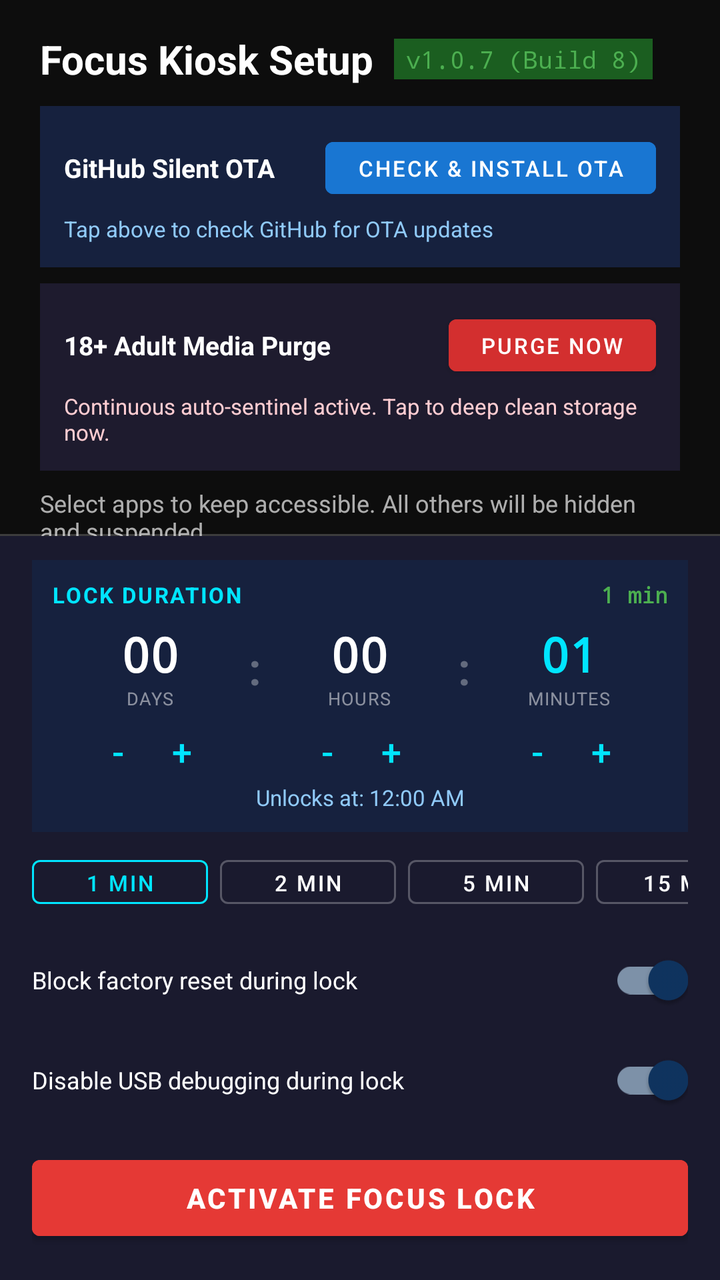
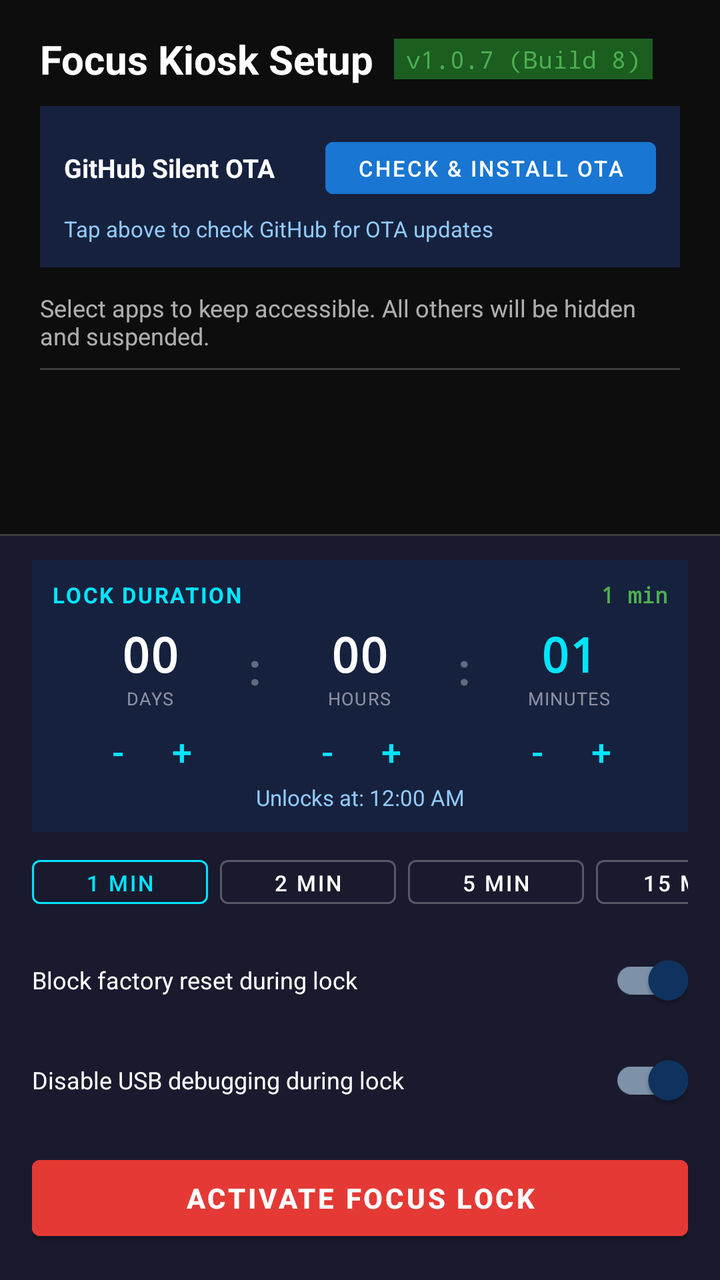

The first picture is an Android layout as it rendered before a commit; the second is the same layout after the commit. The layout source and the unified diff follow.
<!-- AndroidManifest.xml: application theme Theme.FocusKiosk -->
<!-- res/layout/activity_setup_wizard.xml -->
<?xml version="1.0" encoding="utf-8"?>
<androidx.constraintlayout.widget.ConstraintLayout
    xmlns:android="http://schemas.android.com/apk/res/android"
    xmlns:app="http://schemas.android.com/apk/res-auto"
    android:layout_width="match_parent"
    android:layout_height="match_parent"
    android:background="#0D0D0D">

    
    <LinearLayout
        android:id="@+id/headerTitleLayout"
        android:layout_width="0dp"
        android:layout_height="wrap_content"
        android:orientation="horizontal"
        android:gravity="center_vertical"
        android:layout_marginStart="20dp"
        android:layout_marginEnd="20dp"
        android:layout_marginTop="16dp"
        app:layout_constraintTop_toTopOf="parent"
        app:layout_constraintStart_toStartOf="parent"
        app:layout_constraintEnd_toEndOf="parent">

        <TextView
            android:id="@+id/tvWizardTitle"
            android:layout_width="wrap_content"
            android:layout_height="wrap_content"
            android:text="Focus Kiosk Setup"
            android:textColor="#FFFFFF"
            android:textSize="20sp"
            android:textStyle="bold" />

        <TextView
            android:id="@+id/tvVersionInfo"
            android:layout_width="wrap_content"
            android:layout_height="wrap_content"
            android:layout_marginStart="10dp"
            android:text="v1.0.7 (Build 8)"
            android:textColor="#4CAF50"
            android:textSize="12sp"
            android:fontFamily="monospace"
            android:background="#1B5E20"
            android:paddingStart="6dp"
            android:paddingEnd="6dp"
            android:paddingTop="2dp"
            android:paddingBottom="2dp" />
    </LinearLayout>

    
    <LinearLayout
        android:id="@+id/otaUpdateCard"
        android:layout_width="0dp"
        android:layout_height="wrap_content"
        android:orientation="vertical"
        android:background="#16213E"
        android:padding="12dp"
        android:layout_marginStart="20dp"
        android:layout_marginEnd="20dp"
        android:layout_marginTop="10dp"
        app:layout_constraintTop_toBottomOf="@id/headerTitleLayout"
        app:layout_constraintStart_toStartOf="parent"
        app:layout_constraintEnd_toEndOf="parent">

        <LinearLayout
            android:layout_width="match_parent"
            android:layout_height="wrap_content"
            android:orientation="horizontal"
            android:gravity="center_vertical">

            <TextView
                android:id="@+id/tvUpdateLabel"
                android:layout_width="0dp"
                android:layout_height="wrap_content"
                android:layout_weight="1"
                android:text="GitHub Silent OTA"
                android:textColor="#FFFFFF"
                android:textSize="13sp"
                android:textStyle="bold" />

            <com.google.android.material.button.MaterialButton
                android:id="@+id/btnCheckUpdate"
                style="@style/Widget.MaterialComponents.Button"
                android:layout_width="wrap_content"
                android:layout_height="38dp"
                android:text="CHECK &amp; INSTALL OTA"
                android:textSize="11sp"
                android:backgroundTint="#1976D2" />
        </LinearLayout>

        <ProgressBar
            android:id="@+id/progressBarUpdate"
            style="?android:attr/progressBarStyleHorizontal"
            android:layout_width="match_parent"
            android:layout_height="6dp"
            android:layout_marginTop="6dp"
            android:max="100"
            android:progress="0"
            android:visibility="gone" />

        <TextView
            android:id="@+id/tvUpdateStatus"
            android:layout_width="match_parent"
            android:layout_height="wrap_content"
            android:layout_marginTop="4dp"
            android:text="Tap above to check GitHub for OTA updates"
            android:textColor="#90CAF9"
            android:textSize="11sp" />

    </LinearLayout>

    
    <LinearLayout
        android:id="@+id/adultMediaCard"
        android:layout_width="0dp"
        android:layout_height="wrap_content"
        android:orientation="vertical"
        android:background="#1E1B2E"
        android:padding="12dp"
        android:layout_marginStart="20dp"
        android:layout_marginEnd="20dp"
        android:layout_marginTop="8dp"
        app:layout_constraintTop_toBottomOf="@id/otaUpdateCard"
        app:layout_constraintStart_toStartOf="parent"
        app:layout_constraintEnd_toEndOf="parent">

        <LinearLayout
            android:layout_width="match_parent"
            android:layout_height="wrap_content"
            android:orientation="horizontal"
            android:gravity="center_vertical">

            <TextView
                android:id="@+id/tvMediaPurgeLabel"
                android:layout_width="0dp"
                android:layout_height="wrap_content"
                android:layout_weight="1"
                android:text="18+ Adult Media Purge"
                android:textColor="#FFFFFF"
                android:textSize="13sp"
                android:textStyle="bold" />

            <com.google.android.material.button.MaterialButton
                android:id="@+id/btnPurgeMediaNow"
                style="@style/Widget.MaterialComponents.Button"
                android:layout_width="wrap_content"
                android:layout_height="38dp"
                android:text="PURGE NOW"
                android:textSize="11sp"
                android:backgroundTint="#D32F2F" />
        </LinearLayout>

        <TextView
            android:id="@+id/tvMediaPurgeStatus"
            android:layout_width="match_parent"
            android:layout_height="wrap_content"
            android:layout_marginTop="4dp"
            android:text="Continuous auto-sentinel active. Tap to deep clean storage now."
            android:textColor="#FFCDD2"
            android:textSize="11sp" />

        <com.google.android.material.button.MaterialButton
            android:id="@+id/btnGrantAllFiles"
            style="@style/Widget.MaterialComponents.Button.OutlinedButton"
            android:layout_width="match_parent"
            android:layout_height="36dp"
            android:layout_marginTop="6dp"
            android:text="GRANT ALL FILES ACCESS (SETTINGS)"
            android:textSize="10sp"
            android:textColor="#FF8A80"
            app:strokeColor="#FF8A80"
            android:visibility="gone" />

    </LinearLayout>

    <TextView
        android:id="@+id/tvWizardSubtitle"
        android:layout_width="0dp"
        android:layout_height="wrap_content"
        android:text="Select apps to keep accessible. All others will be hidden and suspended."
        android:textColor="#AAFFFFFF"
        android:textSize="12sp"
        android:layout_marginStart="20dp"
        android:layout_marginEnd="20dp"
        android:layout_marginTop="8dp"
        app:layout_constraintTop_toBottomOf="@id/adultMediaCard"
        app:layout_constraintStart_toStartOf="parent"
        app:layout_constraintEnd_toEndOf="parent" />

    
    <View
        android:id="@+id/dividerTop"
        android:layout_width="0dp"
        android:layout_height="1dp"
        android:background="#33FFFFFF"
        android:layout_marginTop="8dp"
        android:layout_marginStart="20dp"
        android:layout_marginEnd="20dp"
        app:layout_constraintTop_toBottomOf="@id/tvWizardSubtitle"
        app:layout_constraintStart_toStartOf="parent"
        app:layout_constraintEnd_toEndOf="parent" />

    
    <androidx.recyclerview.widget.RecyclerView
        android:id="@+id/rvSelectApps"
        android:layout_width="0dp"
        android:layout_height="0dp"
        android:scrollbars="vertical"
        android:fadeScrollbars="false"
        android:overScrollMode="always"
        android:clipToPadding="false"
        android:paddingTop="4dp"
        android:paddingBottom="4dp"
        app:layout_constraintTop_toBottomOf="@id/dividerTop"
        app:layout_constraintBottom_toTopOf="@id/dividerBottom"
        app:layout_constraintStart_toStartOf="parent"
        app:layout_constraintEnd_toEndOf="parent" />

    
    <View
        android:id="@+id/dividerBottom"
        android:layout_width="0dp"
        android:layout_height="1dp"
        android:background="#33FFFFFF"
        android:layout_marginBottom="0dp"
        app:layout_constraintBottom_toTopOf="@id/controlsPanel"
        app:layout_constraintStart_toStartOf="parent"
        app:layout_constraintEnd_toEndOf="parent" />

    
    <LinearLayout
        android:id="@+id/controlsPanel"
        android:layout_width="0dp"
        android:layout_height="wrap_content"
        android:orientation="vertical"
        android:paddingStart="16dp"
        android:paddingEnd="16dp"
        android:paddingTop="12dp"
        android:paddingBottom="16dp"
        android:background="#1A1A2E"
        app:layout_constraintBottom_toBottomOf="parent"
        app:layout_constraintStart_toStartOf="parent"
        app:layout_constraintEnd_toEndOf="parent">

        
        <LinearLayout
            android:layout_width="match_parent"
            android:layout_height="wrap_content"
            android:orientation="vertical"
            android:background="#16213E"
            android:padding="10dp"
            android:layout_marginBottom="8dp">

            <LinearLayout
                android:layout_width="match_parent"
                android:layout_height="wrap_content"
                android:orientation="horizontal"
                android:gravity="center_vertical">

                <TextView
                    android:layout_width="0dp"
                    android:layout_height="wrap_content"
                    android:layout_weight="1"
                    android:text="LOCK DURATION"
                    android:textColor="#00E5FF"
                    android:textSize="11sp"
                    android:textStyle="bold"
                    android:letterSpacing="0.08" />

                <TextView
                    android:id="@+id/tvDurationPreview"
                    android:layout_width="wrap_content"
                    android:layout_height="wrap_content"
                    android:text="1 min"
                    android:textColor="#4CAF50"
                    android:textSize="11sp"
                    android:textStyle="bold"
                    android:fontFamily="monospace" />
            </LinearLayout>

            
            <LinearLayout
                android:layout_width="match_parent"
                android:layout_height="wrap_content"
                android:orientation="horizontal"
                android:gravity="center"
                android:layout_marginTop="6dp"
                android:layout_marginBottom="2dp">

                
                <LinearLayout
                    android:layout_width="0dp"
                    android:layout_height="wrap_content"
                    android:layout_weight="1"
                    android:orientation="vertical"
                    android:gravity="center">

                    <TextView
                        android:id="@+id/tvDisplayDays"
                        android:layout_width="wrap_content"
                        android:layout_height="wrap_content"
                        android:text="00"
                        android:textColor="#FFFFFF"
                        android:textSize="24sp"
                        android:textStyle="bold"
                        android:fontFamily="monospace" />

                    <TextView
                        android:layout_width="wrap_content"
                        android:layout_height="wrap_content"
                        android:text="DAYS"
                        android:textColor="#80FFFFFF"
                        android:textSize="9sp"
                        android:letterSpacing="0.05" />

                    <LinearLayout
                        android:layout_width="wrap_content"
                        android:layout_height="wrap_content"
                        android:orientation="horizontal"
                        android:layout_marginTop="2dp">

                        <Button
                            android:id="@+id/btnMinusDay"
                            style="@style/Widget.MaterialComponents.Button.TextButton"
                            android:layout_width="32dp"
                            android:layout_height="32dp"
                            android:minWidth="0dp"
                            android:minHeight="0dp"
                            android:padding="0dp"
                            android:text="-"
                            android:textColor="#00E5FF"
                            android:textSize="18sp" />

                        <Button
                            android:id="@+id/btnPlusDay"
                            style="@style/Widget.MaterialComponents.Button.TextButton"
                            android:layout_width="32dp"
                            android:layout_height="32dp"
                            android:minWidth="0dp"
                            android:minHeight="0dp"
                            android:padding="0dp"
                            android:text="+"
                            android:textColor="#00E5FF"
                            android:textSize="18sp" />
                    </LinearLayout>
                </LinearLayout>

                <TextView
                    android:layout_width="wrap_content"
                    android:layout_height="wrap_content"
                    android:text=":"
                    android:textColor="#55FFFFFF"
                    android:textSize="22sp"
                    android:textStyle="bold"
                    android:layout_marginBottom="16dp" />

                
                <LinearLayout
                    android:layout_width="0dp"
                    android:layout_height="wrap_content"
                    android:layout_weight="1"
                    android:orientation="vertical"
                    android:gravity="center">

                    <TextView
                        android:id="@+id/tvDisplayHours"
                        android:layout_width="wrap_content"
                        android:layout_height="wrap_content"
                        android:text="00"
                        android:textColor="#FFFFFF"
                        android:textSize="24sp"
                        android:textStyle="bold"
                        android:fontFamily="monospace" />

                    <TextView
                        android:layout_width="wrap_content"
                        android:layout_height="wrap_content"
                        android:text="HOURS"
                        android:textColor="#80FFFFFF"
                        android:textSize="9sp"
                        android:letterSpacing="0.05" />

                    <LinearLayout
                        android:layout_width="wrap_content"
                        android:layout_height="wrap_content"
                        android:orientation="horizontal"
                        android:layout_marginTop="2dp">

                        <Button
                            android:id="@+id/btnMinusHour"
                            style="@style/Widget.MaterialComponents.Button.TextButton"
                            android:layout_width="32dp"
                            android:layout_height="32dp"
                            android:minWidth="0dp"
                            android:minHeight="0dp"
                            android:padding="0dp"
                            android:text="-"
                            android:textColor="#00E5FF"
                            android:textSize="18sp" />

                        <Button
                            android:id="@+id/btnPlusHour"
                            style="@style/Widget.MaterialComponents.Button.TextButton"
                            android:layout_width="32dp"
                            android:layout_height="32dp"
                            android:minWidth="0dp"
                            android:minHeight="0dp"
                            android:padding="0dp"
                            android:text="+"
                            android:textColor="#00E5FF"
                            android:textSize="18sp" />
                    </LinearLayout>
                </LinearLayout>

                <TextView
                    android:layout_width="wrap_content"
                    android:layout_height="wrap_content"
                    android:text=":"
                    android:textColor="#55FFFFFF"
                    android:textSize="22sp"
                    android:textStyle="bold"
                    android:layout_marginBottom="16dp" />

                
                <LinearLayout
                    android:layout_width="0dp"
                    android:layout_height="wrap_content"
                    android:layout_weight="1"
                    android:orientation="vertical"
                    android:gravity="center">

                    <TextView
                        android:id="@+id/tvDisplayMinutes"
                        android:layout_width="wrap_content"
                        android:layout_height="wrap_content"
                        android:text="01"
                        android:textColor="#00E5FF"
                        android:textSize="24sp"
                        android:textStyle="bold"
                        android:fontFamily="monospace" />

                    <TextView
                        android:layout_width="wrap_content"
                        android:layout_height="wrap_content"
                        android:text="MINUTES"
                        android:textColor="#80FFFFFF"
                        android:textSize="9sp"
                        android:letterSpacing="0.05" />

                    <LinearLayout
                        android:layout_width="wrap_content"
                        android:layout_height="wrap_content"
                        android:orientation="horizontal"
                        android:layout_marginTop="2dp">

                        <Button
                            android:id="@+id/btnMinusMinute"
                            style="@style/Widget.MaterialComponents.Button.TextButton"
                            android:layout_width="32dp"
                            android:layout_height="32dp"
                            android:minWidth="0dp"
                            android:minHeight="0dp"
                            android:padding="0dp"
                            android:text="-"
                            android:textColor="#00E5FF"
                            android:textSize="18sp" />

                        <Button
                            android:id="@+id/btnPlusMinute"
                            style="@style/Widget.MaterialComponents.Button.TextButton"
                            android:layout_width="32dp"
                            android:layout_height="32dp"
                            android:minWidth="0dp"
                            android:minHeight="0dp"
                            android:padding="0dp"
                            android:text="+"
                            android:textColor="#00E5FF"
                            android:textSize="18sp" />
                    </LinearLayout>
                </LinearLayout>
            </LinearLayout>

            
            <TextView
                android:id="@+id/tvUnlockTimestampPreview"
                android:layout_width="match_parent"
                android:layout_height="wrap_content"
                android:gravity="center"
                android:text="Unlocks at: 12:00 AM"
                android:textColor="#90CAF9"
                android:textSize="11sp" />
        </LinearLayout>

        
        <HorizontalScrollView
            android:layout_width="match_parent"
            android:layout_height="wrap_content"
            android:scrollbars="none"
            android:layout_marginBottom="8dp">

            <LinearLayout
                android:layout_width="wrap_content"
                android:layout_height="wrap_content"
                android:orientation="horizontal"
                android:gravity="center_vertical">

                <com.google.android.material.button.MaterialButton
                    android:id="@+id/chipPreset1m"
                    style="@style/Widget.MaterialComponents.Button.OutlinedButton"
                    android:layout_width="wrap_content"
                    android:layout_height="34dp"
                    android:layout_marginEnd="6dp"
                    android:text="1 min"
                    android:textColor="#00E5FF"
                    android:textSize="11sp"
                    app:strokeColor="#00E5FF" />

                <com.google.android.material.button.MaterialButton
                    android:id="@+id/chipPreset2m"
                    style="@style/Widget.MaterialComponents.Button.OutlinedButton"
                    android:layout_width="wrap_content"
                    android:layout_height="34dp"
                    android:layout_marginEnd="6dp"
                    android:text="2 min"
                    android:textColor="#FFFFFF"
                    android:textSize="11sp"
                    app:strokeColor="#44FFFFFF" />

                <com.google.android.material.button.MaterialButton
                    android:id="@+id/chipPreset5m"
                    style="@style/Widget.MaterialComponents.Button.OutlinedButton"
                    android:layout_width="wrap_content"
                    android:layout_height="34dp"
                    android:layout_marginEnd="6dp"
                    android:text="5 min"
                    android:textColor="#FFFFFF"
                    android:textSize="11sp"
                    app:strokeColor="#44FFFFFF" />

                <com.google.android.material.button.MaterialButton
                    android:id="@+id/chipPreset15m"
                    style="@style/Widget.MaterialComponents.Button.OutlinedButton"
                    android:layout_width="wrap_content"
                    android:layout_height="34dp"
                    android:layout_marginEnd="6dp"
                    android:text="15 min"
                    android:textColor="#FFFFFF"
                    android:textSize="11sp"
                    app:strokeColor="#44FFFFFF" />

                <com.google.android.material.button.MaterialButton
                    android:id="@+id/chipPreset30m"
                    style="@style/Widget.MaterialComponents.Button.OutlinedButton"
                    android:layout_width="wrap_content"
                    android:layout_height="34dp"
                    android:layout_marginEnd="6dp"
                    android:text="30 min"
                    android:textColor="#FFFFFF"
                    android:textSize="11sp"
                    app:strokeColor="#44FFFFFF" />

                <com.google.android.material.button.MaterialButton
                    android:id="@+id/chipPreset1h"
                    style="@style/Widget.MaterialComponents.Button.OutlinedButton"
                    android:layout_width="wrap_content"
                    android:layout_height="34dp"
                    android:layout_marginEnd="6dp"
                    android:text="1 hr"
                    android:textColor="#FFFFFF"
                    android:textSize="11sp"
                    app:strokeColor="#44FFFFFF" />

                <com.google.android.material.button.MaterialButton
                    android:id="@+id/chipPreset2h"
                    style="@style/Widget.MaterialComponents.Button.OutlinedButton"
                    android:layout_width="wrap_content"
                    android:layout_height="34dp"
                    android:layout_marginEnd="6dp"
                    android:text="2 hr"
                    android:textColor="#FFFFFF"
                    android:textSize="11sp"
                    app:strokeColor="#44FFFFFF" />

                <com.google.android.material.button.MaterialButton
                    android:id="@+id/chipPreset4h"
                    style="@style/Widget.MaterialComponents.Button.OutlinedButton"
                    android:layout_width="wrap_content"
                    android:layout_height="34dp"
                    android:layout_marginEnd="6dp"
                    android:text="4 hr"
                    android:textColor="#FFFFFF"
                    android:textSize="11sp"
                    app:strokeColor="#44FFFFFF" />

                <com.google.android.material.button.MaterialButton
                    android:id="@+id/chipPreset1d"
                    style="@style/Widget.MaterialComponents.Button.OutlinedButton"
                    android:layout_width="wrap_content"
                    android:layout_height="34dp"
                    android:layout_marginEnd="6dp"
                    android:text="1 day"
                    android:textColor="#FFFFFF"
                    android:textSize="11sp"
                    app:strokeColor="#44FFFFFF" />

                <com.google.android.material.button.MaterialButton
                    android:id="@+id/chipPreset7d"
                    style="@style/Widget.MaterialComponents.Button.OutlinedButton"
                    android:layout_width="wrap_content"
                    android:layout_height="34dp"
                    android:layout_marginEnd="6dp"
                    android:text="7 days"
                    android:textColor="#FFFFFF"
                    android:textSize="11sp"
                    app:strokeColor="#44FFFFFF" />

                <com.google.android.material.button.MaterialButton
                    android:id="@+id/chipPreset30d"
                    style="@style/Widget.MaterialComponents.Button.OutlinedButton"
                    android:layout_width="wrap_content"
                    android:layout_height="34dp"
                    android:text="30 days"
                    android:textColor="#FFFFFF"
                    android:textSize="11sp"
                    app:strokeColor="#44FFFFFF" />

            </LinearLayout>
        </HorizontalScrollView>

        
        <com.google.android.material.switchmaterial.SwitchMaterial
            android:id="@+id/switchFactoryReset"
            android:layout_width="match_parent"
            android:layout_height="wrap_content"
            android:text="Block factory reset during lock"
            android:textColor="#FFFFFF"
            android:textSize="12sp"
            android:layout_marginBottom="2dp"
            android:checked="true" />

        
        <com.google.android.material.switchmaterial.SwitchMaterial
            android:id="@+id/switchUsbDebugging"
            android:layout_width="match_parent"
            android:layout_height="wrap_content"
            android:text="Disable USB debugging during lock"
            android:textColor="#FFFFFF"
            android:textSize="12sp"
            android:layout_marginBottom="10dp"
            android:checked="true" />

        
        <com.google.android.material.button.MaterialButton
            android:id="@+id/btnActivateLock"
            android:layout_width="match_parent"
            android:layout_height="50dp"
            android:text="ACTIVATE FOCUS LOCK"
            android:textSize="14sp"
            android:textStyle="bold"
            android:backgroundTint="#E53935" />

    </LinearLayout>

</androidx.constraintlayout.widget.ConstraintLayout>
<!-- resources referenced by this layout -->
<resources>
  <style name="Theme.FocusKiosk" parent="Theme.MaterialComponents.DayNight.NoActionBar">
          <item name="colorPrimary">#1A1A2E</item>
          <item name="colorPrimaryVariant">#16213E</item>
          <item name="colorOnPrimary">#FFFFFF</item>
          <item name="colorSecondary">#0F3460</item>
          <item name="colorOnSecondary">#FFFFFF</item>
          <item name="android:windowBackground">#0D0D0D</item>
          <item name="android:statusBarColor">#1A1A2E</item>
          <item name="android:navigationBarColor">#1A1A2E</item>
      </style>
</resources>

<!-- the commit's change to res/layout/activity_setup_wizard.xml (unified diff, before → after) -->
@@ -107,70 +107,6 @@
 
     </LinearLayout>
 
-    
-    <LinearLayout
-        android:id="@+id/adultMediaCard"
-        android:layout_width="0dp"
-        android:layout_height="wrap_content"
-        android:orientation="vertical"
-        android:background="#1E1B2E"
-        android:padding="12dp"
-        android:layout_marginStart="20dp"
-        android:layout_marginEnd="20dp"
-        android:layout_marginTop="8dp"
-        app:layout_constraintTop_toBottomOf="@id/otaUpdateCard"
-        app:layout_constraintStart_toStartOf="parent"
-        app:layout_constraintEnd_toEndOf="parent">
-
-        <LinearLayout
-            android:layout_width="match_parent"
-            android:layout_height="wrap_content"
-            android:orientation="horizontal"
-            android:gravity="center_vertical">
-
-            <TextView
-                android:id="@+id/tvMediaPurgeLabel"
-                android:layout_width="0dp"
-                android:layout_height="wrap_content"
-                android:layout_weight="1"
-                android:text="18+ Adult Media Purge"
-                android:textColor="#FFFFFF"
-                android:textSize="13sp"
-                android:textStyle="bold" />
-
-            <com.google.android.material.button.MaterialButton
-                android:id="@+id/btnPurgeMediaNow"
-                style="@style/Widget.MaterialComponents.Button"
-                android:layout_width="wrap_content"
-                android:layout_height="38dp"
-                android:text="PURGE NOW"
-                android:textSize="11sp"
-                android:backgroundTint="#D32F2F" />
-        </LinearLayout>
-
-        <TextView
-            android:id="@+id/tvMediaPurgeStatus"
-            android:layout_width="match_parent"
-            android:layout_height="wrap_content"
-            android:layout_marginTop="4dp"
-            android:text="Continuous auto-sentinel active. Tap to deep clean storage now."
-            android:textColor="#FFCDD2"
-            android:textSize="11sp" />
-
-        <com.google.android.material.button.MaterialButton
-            android:id="@+id/btnGrantAllFiles"
-            style="@style/Widget.MaterialComponents.Button.OutlinedButton"
-            android:layout_width="match_parent"
-            android:layout_height="36dp"
-            android:layout_marginTop="6dp"
-            android:text="GRANT ALL FILES ACCESS (SETTINGS)"
-            android:textSize="10sp"
-            android:textColor="#FF8A80"
-            app:strokeColor="#FF8A80"
-            android:visibility="gone" />
-
-    </LinearLayout>
-
     <TextView
         android:id="@+id/tvWizardSubtitle"
         android:layout_width="0dp"
@@ -180,8 +116,8 @@
         android:textSize="12sp"
         android:layout_marginStart="20dp"
         android:layout_marginEnd="20dp"
-        android:layout_marginTop="8dp"
-        app:layout_constraintTop_toBottomOf="@id/adultMediaCard"
+        android:layout_marginTop="12dp"
+        app:layout_constraintTop_toBottomOf="@id/otaUpdateCard"
         app:layout_constraintStart_toStartOf="parent"
         app:layout_constraintEnd_toEndOf="parent" />
 
